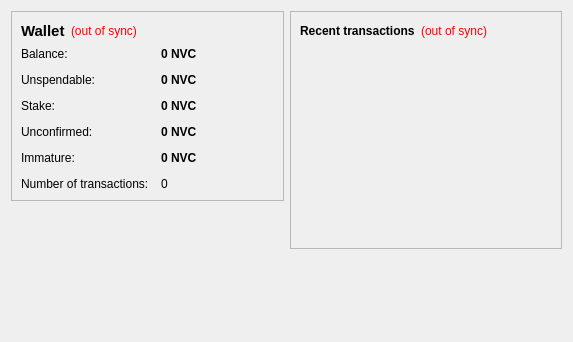
Qt form src/qt/forms/overviewpage.ui (mcastillo0724/novacoin) before a commit.
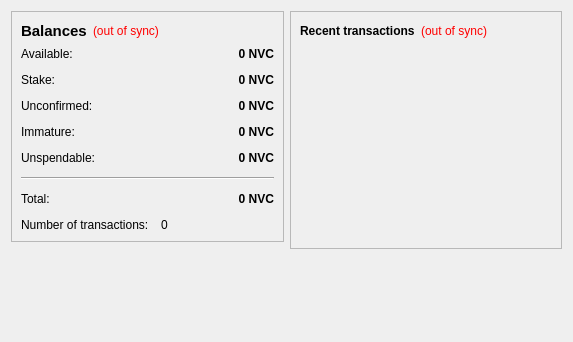
The same form after that commit.

Commit message: показывать на главной странице общее число монет кошелька

Patch:
```diff
--- a/src/qt/forms/overviewpage.ui
+++ b/src/qt/forms/overviewpage.ui
@@ -37,7 +37,7 @@
              </font>
             </property>
             <property name="text">
-             <string>Wallet</string>
+             <string>Balances</string>
             </property>
            </widget>
           </item>
@@ -89,7 +89,7 @@
              <string>Your current balance</string>
             </property>
             <property name="text">
-             <string>Balance:</string>
+             <string>Available:</string>
             </property>
            </widget>
           </item>
@@ -110,44 +110,15 @@
             <property name="text">
              <string notr="true">0 NVC</string>
             </property>
+            <property name="alignment">
+             <set>Qt::AlignRight|Qt::AlignTrailing|Qt::AlignVCenter</set>
+            </property>
             <property name="textInteractionFlags">
              <set>Qt::LinksAccessibleByMouse|Qt::TextSelectableByKeyboard|Qt::TextSelectableByMouse</set>
             </property>
            </widget>
           </item>
           <item row="1" column="0">
-           <widget class="QLabel" name="labelBalanceWatchOnlyText">
-            <property name="toolTip">
-             <string>Your unspendable balance</string>
-            </property>
-            <property name="text">
-             <string>Unspendable:</string>
-            </property>
-           </widget>
-          </item>
-          <item row="1" column="1">
-           <widget class="QLabel" name="labelBalanceWatchOnly">
-            <property name="font">
-             <font>
-              <weight>75</weight>
-              <bold>true</bold>
-             </font>
-            </property>
-            <property name="cursor">
-             <cursorShape>IBeamCursor</cursorShape>
-            </property>
-            <property name="toolTip">
-             <string>Your unspendable balance</string>
-            </property>
-            <property name="text">
-             <string notr="true">0 NVC</string>
-            </property>
-            <property name="textInteractionFlags">
-             <set>Qt::LinksAccessibleByMouse|Qt::TextSelectableByKeyboard|Qt::TextSelectableByMouse</set>
-            </property>
-           </widget>
-          </item>
-          <item row="2" column="0">
            <widget class="QLabel" name="label_6">
             <property name="toolTip">
              <string>Total of coins that was staked, and do not yet count toward the current balance</string>
@@ -157,7 +128,7 @@
             </property>
            </widget>
           </item>
-          <item row="2" column="1">
+          <item row="1" column="1">
            <widget class="QLabel" name="labelStake">
             <property name="font">
              <font>
@@ -174,12 +145,15 @@
             <property name="text">
              <string notr="true">0 NVC</string>
             </property>
+            <property name="alignment">
+             <set>Qt::AlignRight|Qt::AlignTrailing|Qt::AlignVCenter</set>
+            </property>
             <property name="textInteractionFlags">
              <set>Qt::LinksAccessibleByMouse|Qt::TextSelectableByKeyboard|Qt::TextSelectableByMouse</set>
             </property>
            </widget>
           </item>
-          <item row="3" column="0">
+          <item row="2" column="0">
            <widget class="QLabel" name="label_3">
             <property name="toolTip">
              <string>Total of transactions that have yet to be confirmed, and do not yet count toward the current balance</string>
@@ -189,7 +163,7 @@
             </property>
            </widget>
           </item>
-          <item row="3" column="1">
+          <item row="2" column="1">
            <widget class="QLabel" name="labelUnconfirmed">
             <property name="font">
              <font>
@@ -206,12 +180,15 @@
             <property name="text">
              <string notr="true">0 NVC</string>
             </property>
+            <property name="alignment">
+             <set>Qt::AlignRight|Qt::AlignTrailing|Qt::AlignVCenter</set>
+            </property>
             <property name="textInteractionFlags">
              <set>Qt::LinksAccessibleByMouse|Qt::TextSelectableByKeyboard|Qt::TextSelectableByMouse</set>
             </property>
            </widget>
           </item>
-          <item row="4" column="0">
+          <item row="3" column="0">
            <widget class="QLabel" name="labelImmatureText">
             <property name="toolTip">
              <string>Mined balance that has not yet matured</string>
@@ -221,7 +198,7 @@
             </property>
            </widget>
           </item>
-          <item row="4" column="1">
+          <item row="3" column="1">
            <widget class="QLabel" name="labelImmature">
             <property name="font">
              <font>
@@ -235,12 +212,89 @@
             <property name="text">
              <string notr="true">0 NVC</string>
             </property>
+            <property name="alignment">
+             <set>Qt::AlignRight|Qt::AlignTrailing|Qt::AlignVCenter</set>
+            </property>
             <property name="textInteractionFlags">
              <set>Qt::LinksAccessibleByMouse|Qt::TextSelectableByKeyboard|Qt::TextSelectableByMouse</set>
             </property>
            </widget>
           </item>
-          <item row="5" column="0">
+          <item row="4" column="0">
+           <widget class="QLabel" name="labelBalanceWatchOnlyText">
+            <property name="toolTip">
+             <string>Your unspendable balance</string>
+            </property>
+            <property name="text">
+             <string>Unspendable:</string>
+            </property>
+           </widget>
+          </item>
+          <item row="4" column="1">
+           <widget class="QLabel" name="labelBalanceWatchOnly">
+            <property name="font">
+             <font>
+              <weight>75</weight>
+              <bold>true</bold>
+             </font>
+            </property>
+            <property name="cursor">
+             <cursorShape>IBeamCursor</cursorShape>
+            </property>
+            <property name="toolTip">
+             <string>Your unspendable balance</string>
+            </property>
+            <property name="text">
+             <string notr="true">0 NVC</string>
+            </property>
+            <property name="alignment">
+             <set>Qt::AlignRight|Qt::AlignTrailing|Qt::AlignVCenter</set>
+            </property>
+            <property name="textInteractionFlags">
+             <set>Qt::LinksAccessibleByMouse|Qt::TextSelectableByKeyboard|Qt::TextSelectableByMouse</set>
+            </property>
+           </widget>
+          </item>
+          <item row="5" column="0" colspan="2">
+           <widget class="Line" name="line">
+            <property name="orientation">
+             <enum>Qt::Horizontal</enum>
+            </property>
+           </widget>
+          </item>
+          <item row="6" column="0">
+           <widget class="QLabel" name="labelTotalText">
+            <property name="toolTip">
+             <string>Your current total balance</string>
+            </property>
+            <property name="text">
+             <string>Total:</string>
+            </property>
+           </widget>
+          </item>
+          <item row="6" column="1">
+           <widget class="QLabel" name="labelTotal">
+            <property name="font">
+             <font>
+              <weight>75</weight>
+              <bold>true</bold>
+             </font>
+            </property>
+            <property name="toolTip">
+             <string>Your current total balance</string>
+            </property>
+            <property name="text">
+             <string notr="true">0 NVC</string>
+            </property>
+            <property name="alignment">
+             <set>Qt::AlignRight|Qt::AlignTrailing|Qt::AlignVCenter</set>
+            </property>
+            <property name="textInteractionFlags">
+             <set>Qt::LinksAccessibleByMouse|Qt::TextSelectableByKeyboard|Qt::TextSelectableByMouse</set>
+            </property>
+           </widget>
+          </item>
+          <item row="7" column="0">
            <widget class="QLabel" name="label_2">
             <property name="toolTip">
              <string>Total number of transactions in wallet</string>
@@ -250,7 +304,7 @@
             </property>
            </widget>
           </item>
-          <item row="5" column="1">
+          <item row="7" column="1">
            <widget class="QLabel" name="labelNumTransactions">
             <property name="toolTip">
              <string>Total number of transactions in wallet</string>
```
Left out of the diff: 8 changed lines with no effect on the pictures. The commit also changes 2 other files.
